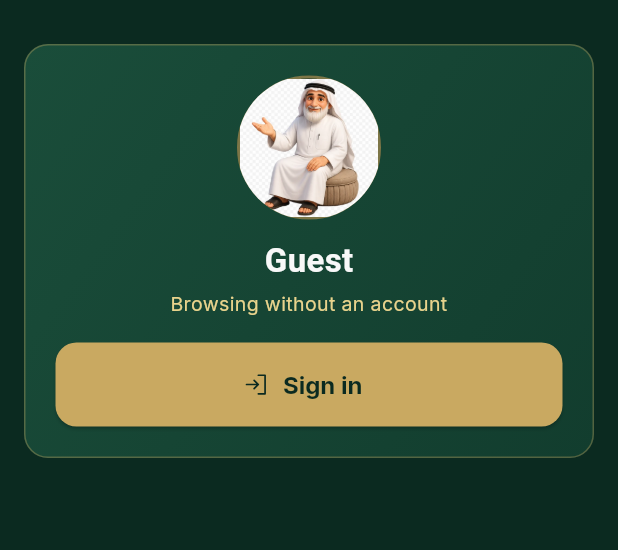
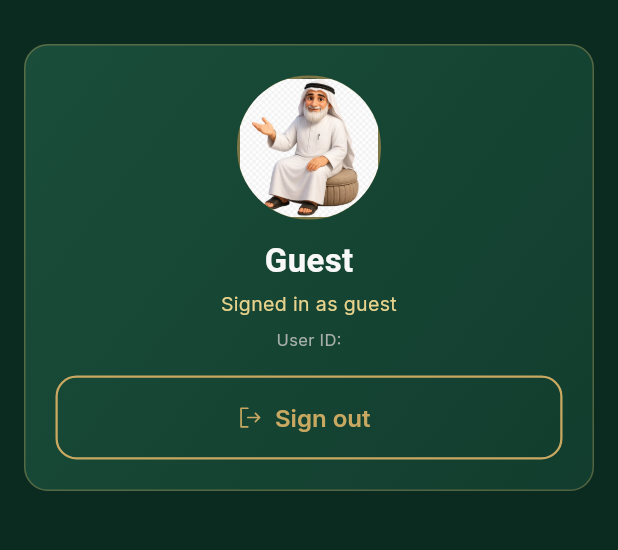
Before and after one commit to serverax/rahmahislamic, a Flutter app: the ProfileScreen screen opened directly, on a phone screen of 412 x 824 dp, the part 64-614 px from its top. Run offline on Flutter 3.47's test engine with Material 3 defaults, Android fonts, the phone set to English and light mode, and no system bars; our stand-ins replace adhan, firebase_auth, firebase_core, flutter_compass, flutter_dotenv, flutter_riverpod and 6 more; accounts and stored records are empty; Roboto replaces fonts that are missing (Cairo).

Commit message:
Slice 7 part 2: Firebase Auth (anonymous sign-in)
firebase_auth: ^5.3.1 added (matches firebase_core ^3.6.0).

lib/presentation/providers/auth_provider.dart:
- authStateProvider StreamProvider&lt;User?&gt; consuming
  FirebaseAuth.instance.authStateChanges. Wrapped in try/catch so
  Windows desktop (where Firebase init is skipped) returns a
  Stream.value(null) instead of throwing.
- AuthController with signInAnonymously() + signOut(), surfacing
  FirebaseAuthException as a typed AuthException with code +
  message.

lib/presentation/screens/more/profile_screen.dart:
- Now ConsumerStatefulWidget; watches authStateProvider.
- Signed-out state: 'Continue as guest' button calls
  AuthController.signInAnonymously().
- Signed-in state: shows shortened user UID
  ('abc123...wxyz') and a 'Sign out' button.
- Loading spinner inside the button while the call is in flight.
- AuthException's message surfaces in a snackbar (e.g. 'Auth
  error: operation-not-allowed' if anonymous sign-in is disabled
  in Firebase Console — user-side toggle, documented as a
  prerequisite below).

ARB additions: signOut, signedInAs, signedInId(id),
signInAnonymously, signInUnavailable, signingIn (EN + AR).

USER-SIDE PREREQUISITE (one-time, in Firebase Console):
- Authentication → Sign-in method → enable 'Anonymous'.
- Without this, the first signInAnonymously call fails with
  'admin-restricted-operation'. The error surfaces in the
  snackbar; user enables it in console; retry works.

NOT in this commit (deferred):
- Google Sign-In: needs SHA-1 fingerprint registration in
  Firebase Console + an OAuth client. Land it as a separate
  slice once the Console-side setup is done.
- Email/password sign-in: not in MVP per the roadmap.
- Linking anonymous account to permanent (Google/email) account:
  same slice as Google Sign-In.
- Syncing user-owned data (bookmarks, dream history, prayer
  settings) to Firestore: separate 'data sync' slice. Anonymous
  UID is now available for that slice's Firestore rules
  (firestore.rules already enforces auth.uid ownership).

Verified: flutter analyze clean, flutter test 1/1 passed.
On Windows desktop the auth state stream stays null (no Firebase
init); on Android/iOS it produces a real User after sign-in.

Co-Authored-By: Claude Opus 4.7 (1M context) <noreply@anthropic.com>

```diff
--- a/lib/core/localization/l10n/app_en.arb
+++ b/lib/core/localization/l10n/app_en.arb
@@ -155,6 +155,13 @@
   "prayerSettingsSubtitle": "Calculation method, location, notifications",
   "profileFeatureSubtitle": "Manage your account",
   "moreFeatureExperimental": "Tafseer Ahlam (experimental)",
+  "signOut": "Sign out",
+  "signedInAs": "Signed in as guest",
+  "signedInId": "User ID: {id}",
+  "@signedInId": {"placeholders": {"id": {"type": "String"}}},
+  "signInAnonymously": "Continue as guest",
+  "signInUnavailable": "Sign-in is unavailable on this platform. Real Firebase Auth requires Android, iOS, or web.",
+  "signingIn": "Signing in…",
   "quickAccess": "Quick Access",
   "dua": "Dua",
   "qibla": "Qibla",
--- /dev/null
+++ b/lib/presentation/providers/auth_provider.dart
@@ -0,0 +1,47 @@
+import 'package:firebase_auth/firebase_auth.dart' as fb;
+import 'package:flutter_riverpod/flutter_riverpod.dart';
+
+/// Stream of Firebase Auth state changes. Null when no auth instance is
+/// available (e.g. Windows desktop, where Firebase init is skipped).
+final authStateProvider = StreamProvider<fb.User?>((ref) {
+  try {
+    return fb.FirebaseAuth.instance.authStateChanges();
+  } catch (_) {
+    // No Firebase on this platform (Windows desktop). Always-null stream.
+    return Stream<fb.User?>.value(null);
+  }
+});
+
+class AuthController {
+  AuthController._();
+
+  static Future<fb.UserCredential?> signInAnonymously() async {
+    try {
+      return await fb.FirebaseAuth.instance.signInAnonymously();
+    } catch (e) {
+      throw AuthException(_describe(e));
+    }
+  }
+
+  static Future<void> signOut() async {
+    try {
+      await fb.FirebaseAuth.instance.signOut();
+    } catch (e) {
+      throw AuthException(_describe(e));
+    }
+  }
+
+  static String _describe(Object e) {
+    if (e is fb.FirebaseAuthException) {
+      return 'Auth error: ${e.code}${e.message != null ? ' — ${e.message}' : ''}';
+    }
+    return e.toString();
+  }
+}
+
+class AuthException implements Exception {
+  AuthException(this.message);
+  final String message;
+  @override
+  String toString() => 'AuthException: $message';
+}
--- a/lib/presentation/screens/more/profile_screen.dart
+++ b/lib/presentation/screens/more/profile_screen.dart
@@ -1,18 +1,60 @@
+import 'package:firebase_auth/firebase_auth.dart' as fb;
 import 'package:flutter/material.dart';
+import 'package:flutter_riverpod/flutter_riverpod.dart';
 import 'package:google_fonts/google_fonts.dart';
 import 'package:phosphor_flutter/phosphor_flutter.dart';
 
 import '../../../core/constants/icon_assets.dart';
 import '../../../core/localization/generated/app_localizations.dart';
 import '../../../core/theme/app_colors.dart';
+import '../../providers/auth_provider.dart';
 import '../../widgets/rahma_app_bar.dart';
 
-class ProfileScreen extends StatelessWidget {
+class ProfileScreen extends ConsumerStatefulWidget {
   const ProfileScreen({super.key});
+
+  @override
+  ConsumerState<ProfileScreen> createState() => _ProfileScreenState();
+}
+
+class _ProfileScreenState extends ConsumerState<ProfileScreen> {
+  bool _busy = false;
+
+  Future<void> _signIn() async {
+    final l10n = AppLocalizations.of(context)!;
+    final messenger = ScaffoldMessenger.of(context);
+    setState(() => _busy = true);
+    try {
+      await AuthController.signInAnonymously();
+    } on AuthException catch (e) {
+      messenger.showSnackBar(SnackBar(
+        backgroundColor: AppColors.cardGreen,
+        duration: const Duration(seconds: 5),
+        content: Text(
+          '${l10n.signInUnavailable}\n${e.message}',
+          style: const TextStyle(color: AppColors.textWhite),
+        ),
+      ));
+    } finally {
+      if (mounted) setState(() => _busy = false);
+    }
+  }
+
+  Future<void> _signOut() async {
+    setState(() => _busy = true);
+    try {
+      await AuthController.signOut();
+    } finally {
+      if (mounted) setState(() => _busy = false);
+    }
+  }
 
   @override
   Widget build(BuildContext context) {
     final l10n = AppLocalizations.of(context)!;
+    final auth = ref.watch(authStateProvider);
+    final user = auth.value;
+
     return Scaffold(
       appBar: RahmaAppBar(title: l10n.profile),
       body: ListView(
@@ -60,32 +102,50 @@ class ProfileScreen extends StatelessWidget {
                 ),
                 const SizedBox(height: 4),
                 Text(
-                  l10n.guestSubtitle,
+                  user == null ? l10n.guestSubtitle : l10n.signedInAs,
                   textAlign: TextAlign.center,
                   style: GoogleFonts.inter(
                     color: AppColors.lightGold,
                     fontSize: 13,
                   ),
                 ),
+                if (user != null) ...[
+                  const SizedBox(height: 6),
+                  Text(
+                    l10n.signedInId(_shortId(user)),
+                    textAlign: TextAlign.center,
+                    style: GoogleFonts.inter(
+                      color: AppColors.mutedText,
+                      fontSize: 11,
+                      fontFeatures: const [FontFeature.tabularFigures()],
+                    ),
+                  ),
+                ],
                 const SizedBox(height: 16),
-                ElevatedButton.icon(
-                  onPressed: () {
-                    ScaffoldMessenger.of(context)
-                      ..clearSnackBars()
-                      ..showSnackBar(
-                        SnackBar(
-                          backgroundColor: AppColors.cardGreen,
-                          duration: const Duration(seconds: 4),
-                          content: Text(
-                            l10n.signInComingSoon,
-                            style: const TextStyle(color: AppColors.textWhite),
-                          ),
-                        ),
-                      );
-                  },
-                  icon: const Icon(PhosphorIconsRegular.signIn, size: 18),
-                  label: Text(l10n.signIn),
-                ),
+                if (user == null)
+                  ElevatedButton.icon(
+                    onPressed: _busy ? null : _signIn,
+                    icon: _busy
+                        ? const SizedBox(
+                            width: 16,
+                            height: 16,
+                            child: CircularProgressIndicator(strokeWidth: 2),
+                          )
+                        : const Icon(PhosphorIconsRegular.signIn, size: 18),
+                    label: Text(_busy ? l10n.signingIn : l10n.signInAnonymously),
+                  )
+                else
+                  OutlinedButton.icon(
+                    onPressed: _busy ? null : _signOut,
+                    icon: _busy
+                        ? const SizedBox(
+                            width: 16,
+                            height: 16,
+                            child: CircularProgressIndicator(strokeWidth: 2),
+                          )
+                        : const Icon(PhosphorIconsRegular.signOut, size: 18),
+                    label: Text(l10n.signOut),
+                  ),
               ],
             ),
           ),
@@ -94,3 +154,9 @@ class ProfileScreen extends StatelessWidget {
     );
   }
 }
+
+String _shortId(fb.User u) {
+  final id = u.uid;
+  if (id.length <= 12) return id;
+  return '${id.substring(0, 6)}…${id.substring(id.length - 4)}';
+}
--- a/pubspec.yaml
+++ b/pubspec.yaml
@@ -33,6 +33,7 @@ dependencies:
   supabase_flutter: ^2.5.6
   flutter_dotenv: ^5.1.0
   firebase_core: ^3.6.0
+  firebase_auth: ^5.3.1
 
   # Networking
   http: ^1.2.1
```
Also changed, not shown: lib/core/localization/l10n/app_ar.arb (+7 -0 lines), lib/core/localization/generated/app_localizations.dart, lib/core/localization/generated/app_localizations_ar.dart, lib/core/localization/generated/app_localizations_en.dart, pubspec.lock, 2 other files.
